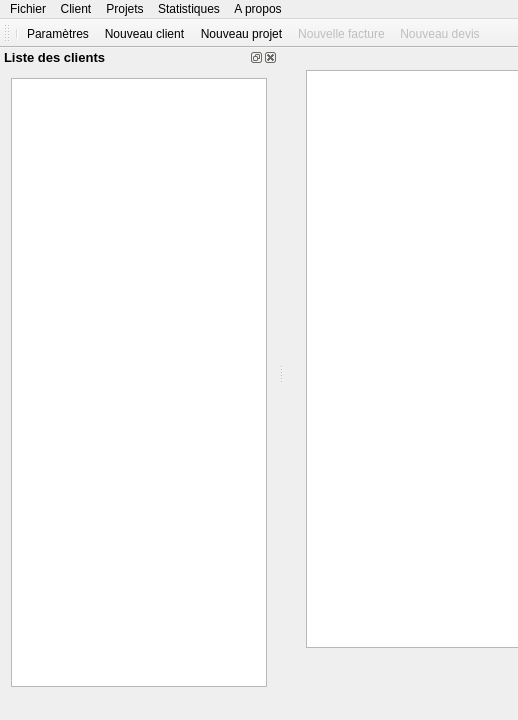
Old version of the form src/gui/mainwindow/mainwindow.ui in the repository FACT-Team/FactDev; both pictures show x 0 to 518 and y 0 to 720 of the 1413 by 720 pixel window.
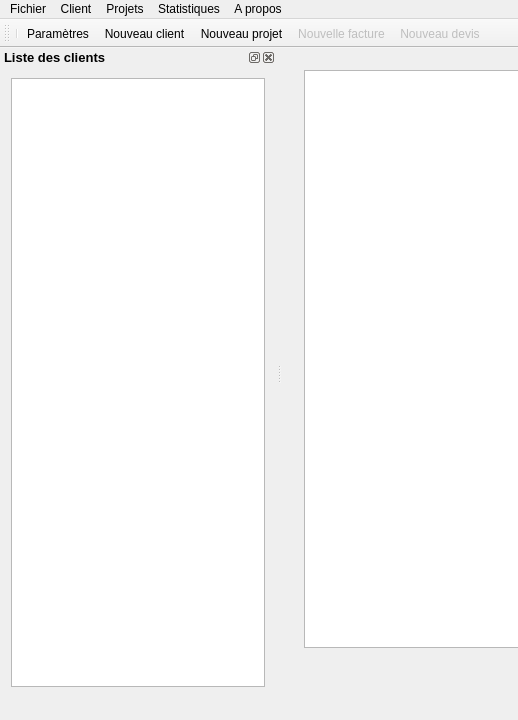
New version of the form. Icons and pictures are not drawn. Custom widgets are drawn as their Qt base class.

Commit message: add new dialog with slots

```diff
--- a/src/gui/mainwindow/mainwindow.ui
+++ b/src/gui/mainwindow/mainwindow.ui
@@ -96,6 +96,12 @@
           </item>
           <item row="0" column="0" colspan="6">
            <widget class="QTableView" name="tblCustomers">
+            <property name="minimumSize">
+             <size>
+              <width>811</width>
+              <height>526</height>
+             </size>
+            </property>
             <property name="contextMenuPolicy">
              <enum>Qt::CustomContextMenu</enum>
             </property>
```
Left out of the diff: 90 changed lines with no effect on the pictures. The commit also changes 7 other files.
